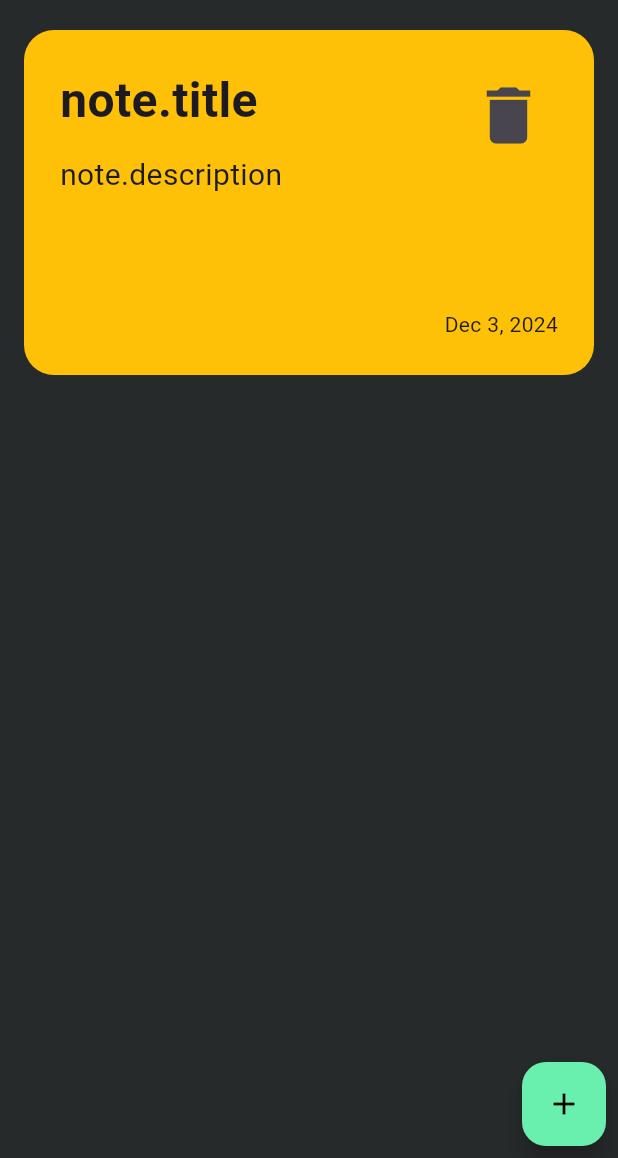
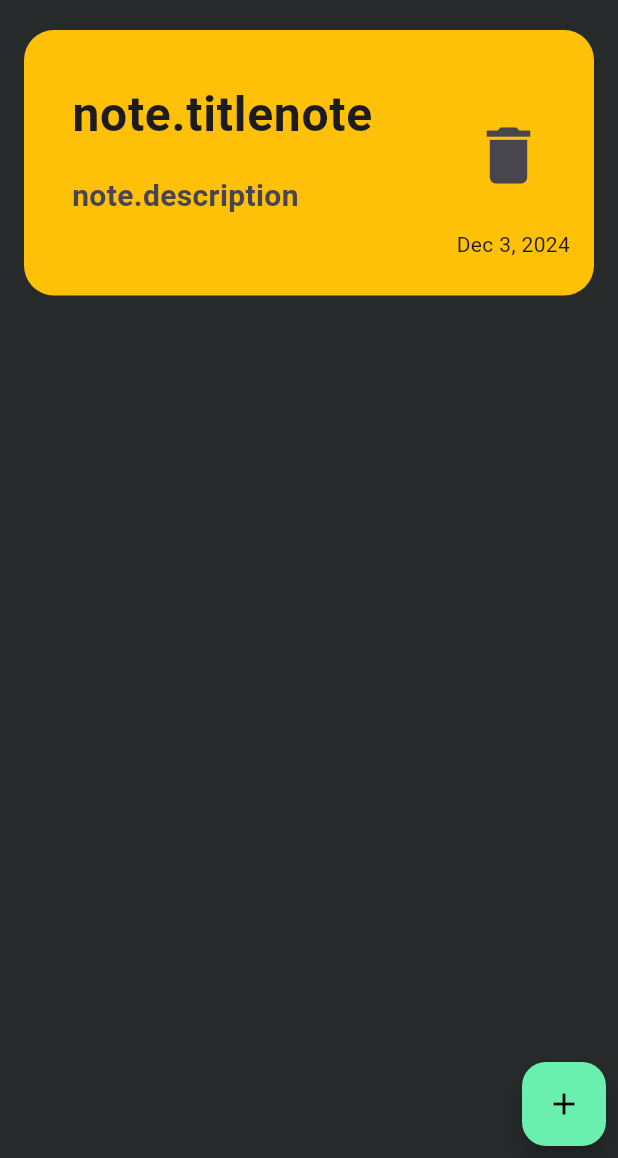
Before and after one commit to OsamaAliLasheen/notes_app, a Flutter app: the screen it shows after launch, after a tap on the "add" icon, on a phone screen of 412 x 824 dp, the part 78-1236 px from its top. Run offline on Flutter 3.47's test engine with Material 3 defaults, Android fonts, the phone set to English and light mode, and no system bars.

Commit message:
Refactor NoteContainer layout and styling
Updated the CustomNoteContainer widget to use a Column and ListTile for better layout and styling. Removed unnecessary padding and adjusted text styling. Commented out the old layout for reference.

```diff
--- a/lib/widgets/note_container.dart
+++ b/lib/widgets/note_container.dart
@@ -1,3 +1,5 @@
+import 'dart:io';
+
 import 'package:flutter/material.dart';
 import 'package:intl/intl.dart';
 
@@ -13,54 +15,83 @@ class CustomNoteContainer extends StatelessWidget {
     return Padding(
       padding: const EdgeInsets.all(8.0),
       child: Container(
-        height: 230,
+        padding: const EdgeInsets.only(top: 24, bottom: 24, left: 16),
         width: 400,
         decoration: BoxDecoration(
           color: color,
           borderRadius: BorderRadius.circular(20),
         ),
-        child: Padding(
-          padding: const EdgeInsets.all(24.0),
-          child: Row(
-            children: [
-              const Expanded(
-                child: Column(
-                  crossAxisAlignment: CrossAxisAlignment.start,
-                  children: [
-                    Text(
-                      'note.title',
-                      style:
-                          TextStyle(fontSize: 32, fontWeight: FontWeight.bold),
+        child: Column(crossAxisAlignment: CrossAxisAlignment.end, children: [
+          ListTile(
+              title: const Text(
+                'note.titlenote',
+                maxLines: 2,
+                overflow: TextOverflow.ellipsis,
+                style: TextStyle(fontSize: 32, fontWeight: FontWeight.bold),
               ),
-                    SizedBox(height: 12),
-                    Text(
+              subtitle: const Padding(
+                padding: EdgeInsets.only(top: 16.0),
+                child: Text(
                   'note.description',
-                      style: TextStyle(fontSize: 20),
                   maxLines: 4,
                   overflow: TextOverflow.ellipsis,
-                    ),
-                  ],
+                  style: TextStyle(fontSize: 20, fontWeight: FontWeight.bold),
                 ),
               ),
-              const SizedBox(
-                width: 20,
-              ),
-              Column(
-                crossAxisAlignment: CrossAxisAlignment.end,
-                mainAxisAlignment: MainAxisAlignment.spaceBetween,
-                children: [
-                  IconButton(
+              trailing: IconButton(
                 iconSize: 50,
                 onPressed: onDelete,
                 icon: const Icon(Icons.delete),
+              )),
+          Padding(
+            padding: const EdgeInsets.only(right: 16.0),
+            child: Text(date.toString()),
           ),
-                  Text(date.toString()),
-                ],
-              ),
-            ],
-          ),
-        ),
+        ]),
       ),
     );
   }
 }
+//  Padding(
+//           padding: const EdgeInsets.all(24.0),
+//           child: Row(
+//             children: [
+//               const Expanded(
+//                 child: Column(
+//                   crossAxisAlignment: CrossAxisAlignment.start,
+//                   children: [
+//                     Text(
+//                       'note.title',
+//                       maxLines: 1,
+//                       overflow: TextOverflow.ellipsis,
+//                       style:
+//                           TextStyle(fontSize: 32, fontWeight: FontWeight.bold),
+//                     ),
+//                     SizedBox(height: 12),
+//                     Text(
+//                       'note.description',
+//                       style: TextStyle(fontSize: 20),
+//                       maxLines: 4,
+//                       overflow: TextOverflow.ellipsis,
+//                     ),
+//                   ],
+//                 ),
+//               ),
+//               const SizedBox(
+//                 width: 20,
+//               ),
+//               Column(
+//                 crossAxisAlignment: CrossAxisAlignment.end,
+//                 mainAxisAlignment: MainAxisAlignment.spaceBetween,
+//                 children: [
+//                   IconButton(
+//                     iconSize: 50,
+//                     onPressed: onDelete,
+//                     icon: const Icon(Icons.delete),
+//                   ),
+//                   Text(date.toString()),
+//                 ],
+//               ),
+//             ],
+//           ),
+//         )
```
Lines whose indentation alone changed are shown as unchanged.
